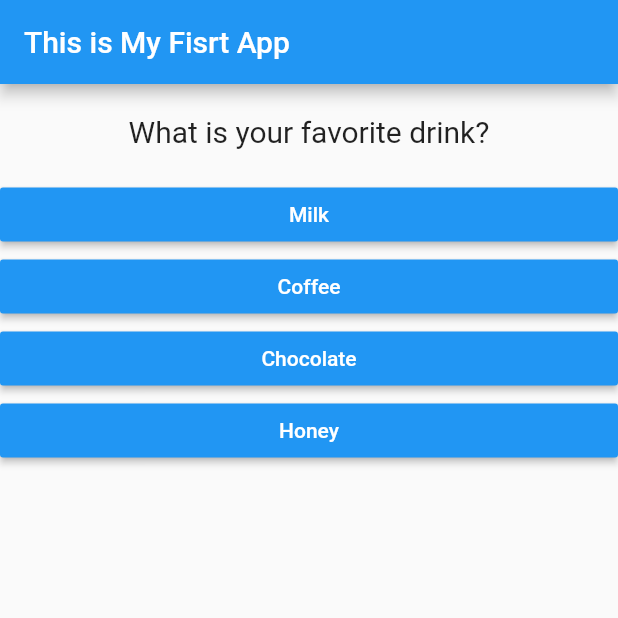
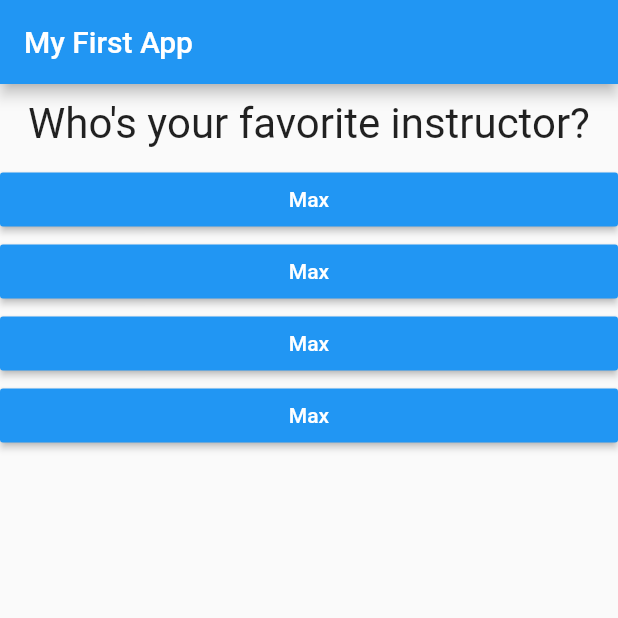
Before and after one commit to agungsepruloh/flutter-complete-guide, a Flutter app: the screen it shows after launch, after a tap on "Black", after a tap on "Snake", on a phone screen of 412 x 824 dp, the top half of it. Run offline on Flutter 3.47's test engine with Material 2 defaults, Android fonts, the phone set to English and light mode, and no system bars.

Commit message:
Code refactor and complete the app

```diff
--- a/lib/main.dart
+++ b/lib/main.dart
@@ -2,55 +2,52 @@ import 'package:flutter/material.dart';
 
 import './quiz.dart';
 import './result.dart';
+// void main() {
+//   runApp(MyApp());
+// }
 
 void main() => runApp(MyApp());
 
 class MyApp extends StatefulWidget {
   @override
-  State<StatefulWidget> createState() => _MyAppState();
+  State<StatefulWidget> createState() {
+    // TODO: implement createState
+    return _MyAppState();
+  }
 }
 
 class _MyAppState extends State<MyApp> {
-  int _questionIndex = 0;
-  int _totalScore = 0;
-
   final _questions = const [
-    // using map class for questions and answers
     {
-      'questionText': 'What is your favorite color?',
+      'questionText': 'What\'s your favorite color?',
       'answers': [
-        {'text': 'Black', 'score': 7},
-        {'text': 'White', 'score': 8},
-        {'text': 'Green', 'score': 9},
-        {'text': 'Blue', 'score': 10}
+        {'text': 'Black', 'score': 10},
+        {'text': 'Red', 'score': 5},
+        {'text': 'Green', 'score': 3},
+        {'text': 'White', 'score': 1},
       ],
     },
     {
-      'questionText': 'What is your favorite animal?',
+      'questionText': 'What\'s your favorite animal?',
       'answers': [
-        {'text': 'Rabbit', 'score': 8},
-        {'text': 'Snake', 'score': 9},
+        {'text': 'Rabbit', 'score': 3},
+        {'text': 'Snake', 'score': 11},
+        {'text': 'Elephant', 'score': 5},
         {'text': 'Lion', 'score': 9},
-        {'text': 'Turtle', 'score': 10}
       ],
     },
     {
-      'questionText': 'What is your favorite drink?',
+      'questionText': 'Who\'s your favorite instructor?',
       'answers': [
-        {'text': 'Milk', 'score': 10},
-        {'text': 'Coffee', 'score': 8},
-        {'text': 'Chocolate', 'score': 9},
-        {'text': 'Honey', 'score': 10}
+        {'text': 'Max', 'score': 1},
+        {'text': 'Max', 'score': 1},
+        {'text': 'Max', 'score': 1},
+        {'text': 'Max', 'score': 1},
       ],
     },
   ];
-
-  void _answerQuestion(int score) {
-    setState(() {
-      _questionIndex++;
-      _totalScore += score;
-    });
-  }
+  var _questionIndex = 0;
+  var _totalScore = 0;
 
   void _resetQuiz() {
     setState(() {
@@ -59,20 +56,46 @@ class _MyAppState extends State<MyApp> {
     });
   }
 
+  void _answerQuestion(int score) {
+    // var aBool = true;
+    // aBool = false;
+
+    _totalScore += score;
+
+    setState(() {
+      _questionIndex = _questionIndex + 1;
+    });
+    // print(_questionIndex);
+    // print(_questions[_questionIndex]);
+    print(_questionIndex);
+    if (_questionIndex < _questions.length) {
+      print('We have more questions!');
+    } else {
+      print('No more questions!');
+    }
+  }
+
   @override
   Widget build(BuildContext context) {
+    // var dummy = const ['Hello'];
+    // dummy.add('Max');
+    // print(dummy);
+    // dummy = [];
+    // questions = []; // does not work if questions is a const
+
     return MaterialApp(
       home: Scaffold(
         appBar: AppBar(
-            title: Text('This is My Fisrt App'),
+          title: Text('My First App'),
         ),
         body: _questionIndex < _questions.length
             ? Quiz(
+                answerQuestion: _answerQuestion,
+                questionIndex: _questionIndex,
                 questions: _questions,
-                  questionIndex: _questionIndex,
-                  answerQuestion: _answerQuestion,
               )
-              : Result(_totalScore, _resetQuiz)),
+            : Result(_totalScore, _resetQuiz),
+      ),
     );
   }
 }
--- a/lib/question.dart
+++ b/lib/question.dart
@@ -10,10 +10,10 @@ class Question extends StatelessWidget {
   Widget build(BuildContext context) {
     return Container(
       width: double.infinity,
-      margin: EdgeInsets.all(20),
+      margin: EdgeInsets.all(10),
       child: Text(
         questionText,
-        style: TextStyle(fontSize: 20),
+        style: TextStyle(fontSize: 28),
         textAlign: TextAlign.center,
       ),
     );
--- a/lib/quiz.dart
+++ b/lib/quiz.dart
@@ -8,15 +8,20 @@ class Quiz extends StatelessWidget {
   final Function answerQuestion;
   final int questionIndex;
 
-  Quiz({this.questions, this.answerQuestion, this.questionIndex});
+  Quiz({
+    @required this.questions,
+    @required this.answerQuestion,
+    @required this.questionIndex,
+  });
 
   @override
   Widget build(BuildContext context) {
-    var questionIndex2 = questionIndex;
     return Column(
-      children: <Widget>[
-        Question(questions[questionIndex]['questionText']),
-        ...(questions[questionIndex2]['answers'] as List<Map<String, Object>>)
+      children: [
+        Question(
+          questions[questionIndex]['questionText'],
+        ),
+        ...(questions[questionIndex]['answers'] as List<Map<String, Object>>)
             .map((answer) {
           return Answer(() => answerQuestion(answer['score']), answer['text']);
         }).toList()
--- a/lib/result.dart
+++ b/lib/result.dart
@@ -8,15 +8,15 @@ class Result extends StatelessWidget {
 
   String get resultPhrase {
     String resultText;
-
-    if (resultScore <= 10) {
+    if (resultScore <= 8) {
+      resultText = 'You are awesome and innocent!';
+    } else if (resultScore <= 12) {
+      resultText = 'Pretty likeable!';
+    } else if (resultScore <= 16) {
       resultText = 'You are ... strange?!';
-    } else if (resultScore <= 20) {
-      resultText = 'You are pretty likeabble!';
     } else {
-      resultText = 'You are great and innocent!';
+      resultText = 'You are so bad!';
     }
-
     return resultText;
   }
 
@@ -27,14 +27,16 @@ class Result extends StatelessWidget {
         children: <Widget>[
           Text(
             resultPhrase,
-            style: TextStyle(fontSize: 26, fontWeight: FontWeight.bold),
+            style: TextStyle(fontSize: 36, fontWeight: FontWeight.bold),
             textAlign: TextAlign.center,
           ),
           FlatButton(
-            child: Text('Restart Quiz'),
-            textColor: Colors.blueAccent,
+            child: Text(
+              'Restart Quiz!',
+            ),
+            textColor: Colors.blue,
             onPressed: resetHandler,
-          )
+          ),
         ],
       ),
     );
```
Also changed, not shown: pubspec.lock. Lines whose indentation alone changed are shown as unchanged.
